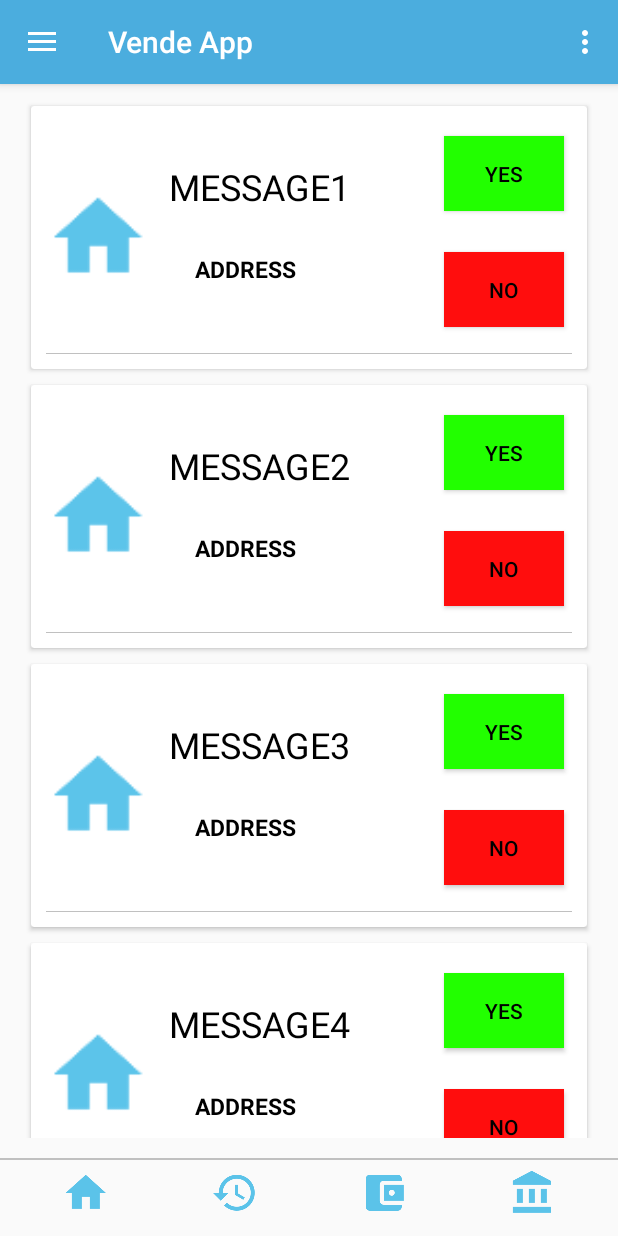
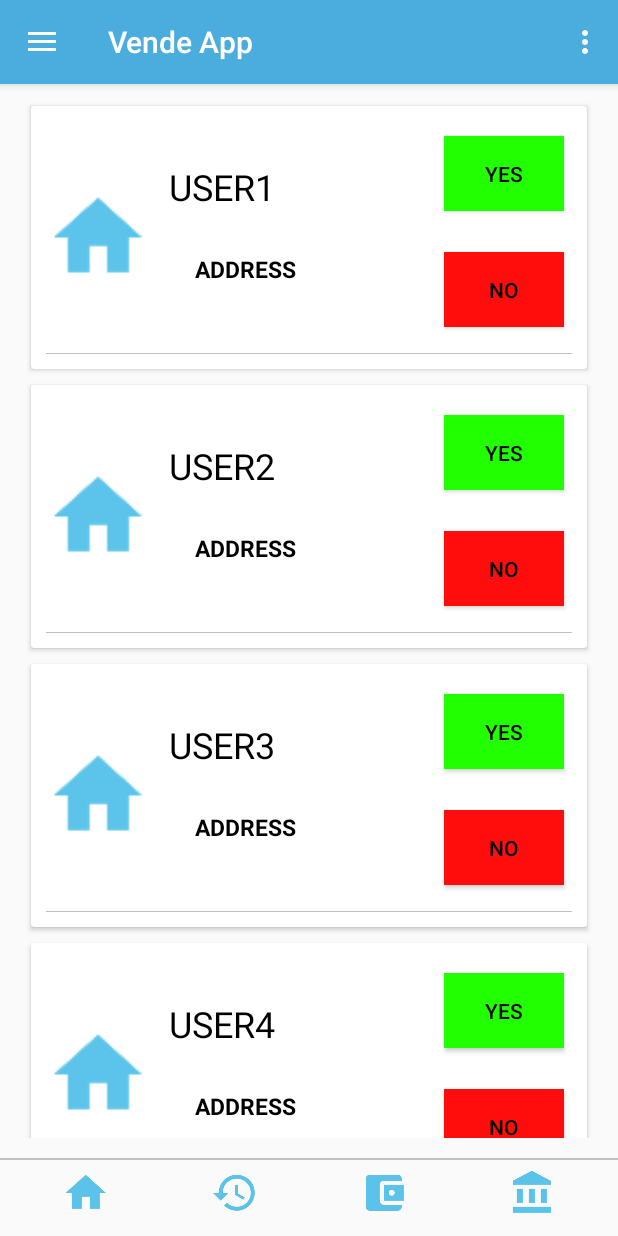
Before and after one commit to vikas91490/VenderA, an Android app: the fragment Complete_Order_freg placed in its activity, after a tap on an icon or button, on a phone screen of 412 x 824 dp. Run offline under Robolectric (Android 15) with nearby library versions, the phone set to English and light mode, and no system bars.

Commit message:
last update

```diff
--- a/app/src/main/java/com/vanisb/venderapp/Complete_Order_freg.java
+++ b/app/src/main/java/com/vanisb/venderapp/Complete_Order_freg.java
@@ -2,20 +2,68 @@ package com.vanisb.venderapp;
 
 import android.annotation.SuppressLint;
 import android.app.Fragment;
+import android.content.Context;
+import android.database.Cursor;
 import android.os.Bundle;
+import android.support.v4.widget.SwipeRefreshLayout;
+import android.support.v7.widget.RecyclerView;
 import android.view.LayoutInflater;
 import android.view.View;
 import android.view.ViewGroup;
+import android.widget.Toast;
+
+import java.util.ArrayList;
 
 /**
  * Created by vikas on 23/11/18.
  */
 
 public class Complete_Order_freg extends Fragment {
+
+
+    DataBaseHelper3 databaseHelper3;
+    RecyclerView programmingList;
+    String user_name = "", address = "";
+    OrderAdapter adapter = null;
+    SwipeRefreshLayout swipe;
+    ArrayList<GetSet> data;
     @Override
     public View onCreateView(LayoutInflater inflater, final ViewGroup container, Bundle savedInstanceState) {
-        return inflater.inflate( R.layout.complete_order_freg, container, false );
+     View view =  inflater.inflate( R.layout.complete_order_freg, container, false );
+        databaseHelper3 = new DataBaseHelper3(getContext() );
+        fetchData();
+
+return  view;
+
+    }
+
+    public void fetchData() {
+        Cursor result = databaseHelper3.getData();
+
+        if (result == null) {
+            data.clear();
+            adapter = new OrderAdapter(this, data, data.size());
+            programmingList.setAdapter(adapter);
+
+        } else {
+            while (result.moveToNext()) {
+                user_name = result.getString(0);
+                address = result.getString(1);
 
 
+
+
+                GetSet p = new GetSet( user_name, address );
+                data.add(p);
+                adapter = new OrderAdapter( this, data, data.size() ) {
+
+                };
+                programmingList.setAdapter(adapter);
+
+            }
+        }
     }
+
+
+
 }
--- a/app/src/main/java/com/vanisb/venderapp/Home_freg.java
+++ b/app/src/main/java/com/vanisb/venderapp/Home_freg.java
@@ -30,10 +30,10 @@ public class Home_freg extends Fragment {
         ordersRecyclerview = v.findViewById(R.id.orders);
         ordersRecyclerview.setLayoutManager(new LinearLayoutManager(context));
         String[] message = new String[4];
-        message[0] = "message1";
-        message[1] = "message2";
-        message[2] = "message3";
-        message[3] = "message4";
+        message[0] = "user1";
+        message[1] = "user2";
+        message[2] = "user3";
+        message[3] = "user4";
         ordersRecyclerview.setAdapter(new OrderAdapter(getActivity(), message, no));
 
         /*ordersRecyclerview = v.findViewById( R.id.orders );
--- a/app/src/main/java/com/vanisb/venderapp/OrderAdapter.java
+++ b/app/src/main/java/com/vanisb/venderapp/OrderAdapter.java
@@ -35,7 +35,8 @@ public class OrderAdapter extends RecyclerView.Adapter<OrderAdapter.Holder> {
         this.context = context;
     }
 
-    public OrderAdapter(Cancel_Order_freg cancel_order_freg, ArrayList<GetSet> data, int size) {
+
+    public OrderAdapter(Complete_Order_freg cancel_order_freg, ArrayList<GetSet> data, int size) {
     }
 
     @NonNull
@@ -83,7 +84,42 @@ public class OrderAdapter extends RecyclerView.Adapter<OrderAdapter.Holder> {
                // send_data();
             }
         });
+
+        holder.complete.setOnClickListener( new View.OnClickListener() {
+            @Override
+            public void onClick(View v) {
+                Toast.makeText(context, "Order Complete", Toast.LENGTH_SHORT).show();
+                holder.complete.setClickable(false);
+                holder.complete.setVisibility( View.GONE );
+                holder.accept.setClickable(false);
+                holder.paymentpanding.setVisibility(View.VISIBLE );
+                holder.paymentdone.setVisibility( View.VISIBLE );
+                //send_data_volley();
+               // send_data();
+            }
+        } );
+
+        holder.paymentdone.setOnClickListener( new View.OnClickListener() {
+            @Override
+            public void onClick(View v) {
+                Toast.makeText(context, "Payment done", Toast.LENGTH_SHORT).show();
+
+            }
+        } );
+
+
+        holder.paymentpanding.setOnClickListener( new View.OnClickListener() {
+            @Override
+            public void onClick(View v) {
+
+                Toast.makeText(context, " payment panding", Toast.LENGTH_SHORT).show();
+            }
+        } );
     }
+
+   /* private void send_data_volley() {
+    }*/
+
 
 
 
@@ -95,7 +131,7 @@ public class OrderAdapter extends RecyclerView.Adapter<OrderAdapter.Holder> {
     public class Holder extends RecyclerView.ViewHolder {
         TextView name;
         RelativeLayout notification_layout;
-        Button accept, decline,complete;
+        Button accept, decline,complete,paymentdone,paymentpanding;
 
         public Holder(View itemView) {
             super(itemView);
@@ -104,6 +140,10 @@ public class OrderAdapter extends RecyclerView.Adapter<OrderAdapter.Holder> {
             accept = itemView.findViewById(R.id.Accepted_order);
             decline = itemView.findViewById(R.id.Decline);
             complete = itemView.findViewById(R.id.complete_order);
+            paymentdone=itemView.findViewById( R.id.payment_done );
+            paymentpanding=itemView.findViewById( R.id.payment_panding );
+
+
 
         }
     }
--- a/app/src/main/res/layout/recycle_order.xml
+++ b/app/src/main/res/layout/recycle_order.xml
@@ -86,6 +86,35 @@
             android:visibility="gone"
             android:textColor="@android:color/black" />
 
+
+
+
+        <Button
+            android:id="@+id/payment_panding"
+            android:layout_width="80dp"
+            android:layout_height="50dp"
+            android:layout_alignParentEnd="true"
+            android:layout_alignParentBottom="true"
+            android:layout_marginEnd="15dp"
+            android:layout_marginBottom="28dp"
+            android:background="@color/RED"
+            android:visibility="gone"
+            android:text="Panding"
+            android:textColor="@android:color/black" />
+
+        <Button
+            android:id="@+id/payment_done"
+            android:layout_width="80dp"
+            android:layout_height="50dp"
+            android:layout_marginTop="20dp"
+            android:layout_alignParentEnd="true"
+            android:layout_marginEnd="15dp"
+            android:background="@color/Green"
+            android:onClick="accept"
+            android:visibility="gone"
+            android:text="Done"
+            android:textColor="@android:color/black" />
+
         <View
             android:id="@+id/view"
             android:layout_width="match_parent"
@@ -94,6 +123,7 @@
             android:layout_marginTop="90dp"
             android:layout_alignParentBottom="true"
             android:layout_marginEnd="10dp"
+
             android:layout_marginBottom="10dp"
             android:background="#c0c0c0" />
 
```
Also changed, not shown: app/src/main/java/com/vanisb/venderapp/Oder.java (deleted, +0 -10 lines).
